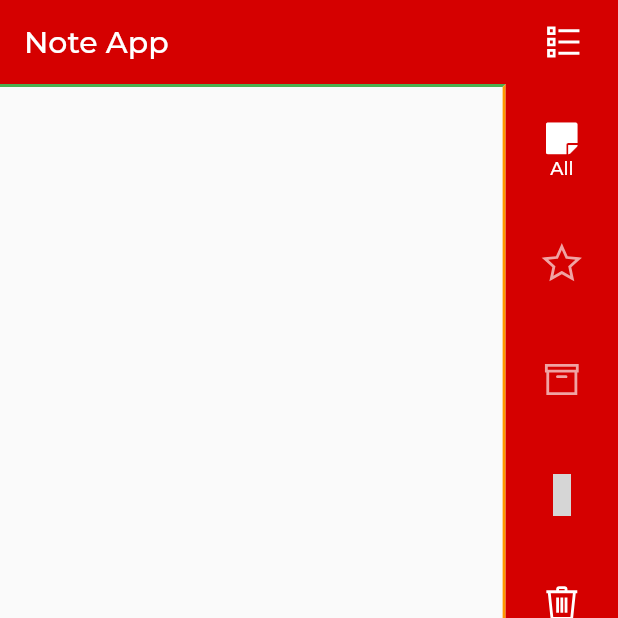
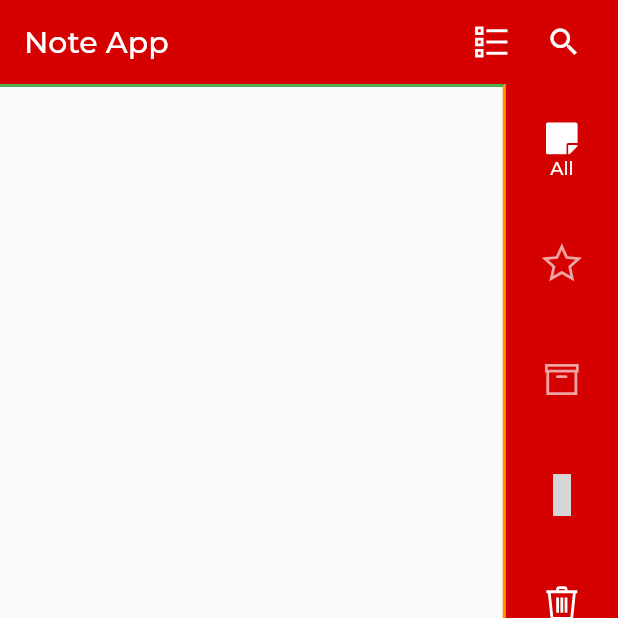
Before and after one commit to gohardhuddi/SP17_BCS_019_note, a Flutter app: the screen it shows after launch, on a phone screen of 412 x 824 dp, the top half of it. Run offline on Flutter 3.47's test engine with Material 2 defaults, Android fonts, the phone set to English and light mode, and no system bars; our stand-ins replace auto_size_text, flutter_screenutil, font_awesome_flutter, gallery_saver, google_fonts, image_picker and 4 more; accounts and stored records are empty; grey boxes are pictures that could not be loaded.

Commit message:
search functionality implementation

```diff
--- a/lib/screens/main_page.dart
+++ b/lib/screens/main_page.dart
@@ -381,7 +381,9 @@ class _MainPageState extends State<MainPage> {
     return [
       Padding(
           padding: EdgeInsets.symmetric(horizontal: 12),
-          child: IconButton(
+          child: Row(
+            children: [
+              IconButton(
                 color: Colors.white,
                 icon: notesViewType == viewType.List
                     ? FaIcon(
@@ -395,6 +397,17 @@ class _MainPageState extends State<MainPage> {
                   color: Colors.white,
                 ),
                 onPressed: () => _toggleViewType(),
+              ),
+          IconButton(
+            icon: Icon(
+              Icons.search,
+              color: Colors.white,
+            ),
+            onPressed: () {
+              // do something
+            },
+          ),
+            ],
           )
           // InkWell(
           //   child: GestureDetector(
--- a/lib/ui/about.dart
+++ b/lib/ui/about.dart
@@ -66,7 +66,7 @@ class AboutDialog extends StatelessWidget {
                         ),
                       ),
                       child: CircleAvatar(
-                        backgroundImage: AssetImage("assets/images/dev.png"),
+                        backgroundImage: AssetImage("images/profileimage.jpg"),
                       )),
                   title: Text(
                     "Khurram Shahzad",
```
Lines whose indentation alone changed are shown as unchanged.
